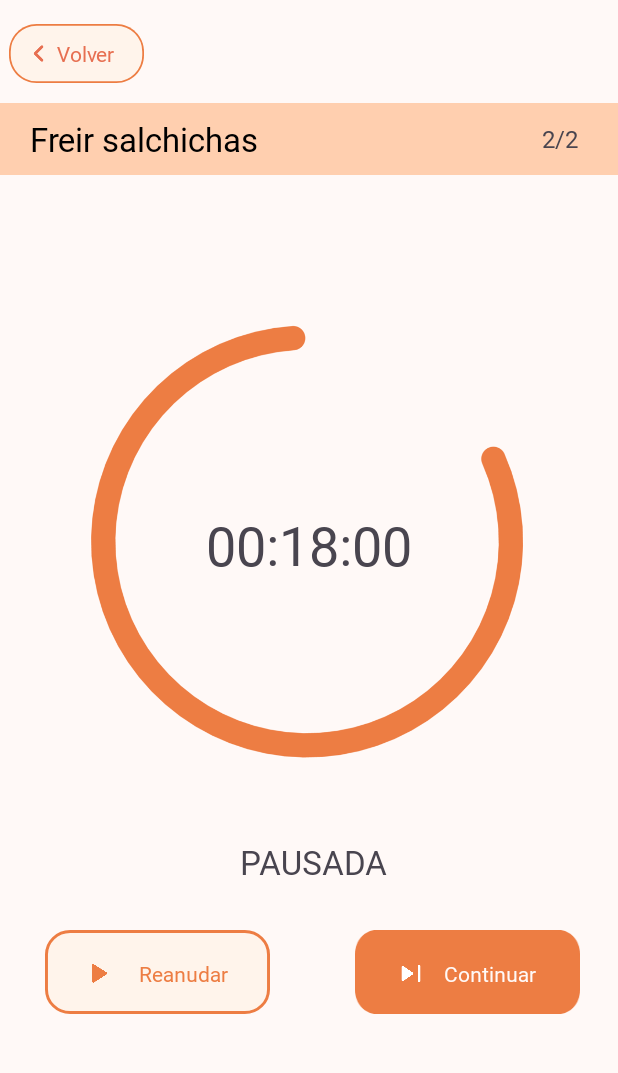
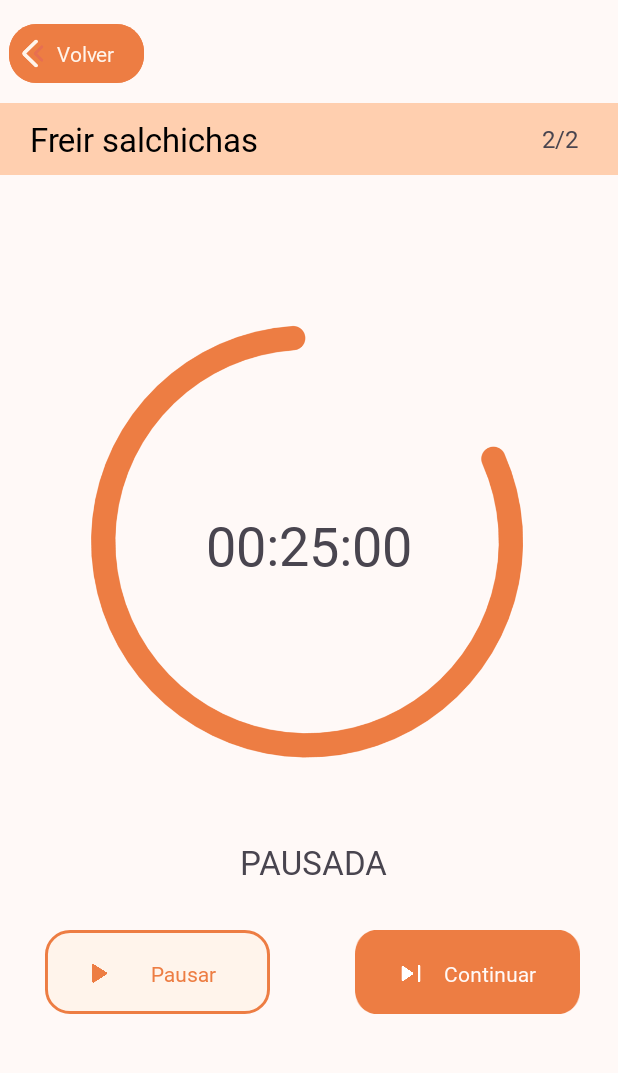
Before and after one commit to lhCabra/Maquetacion-UX-Cocinapp, an Android app: the StartRecipeActivity screen opened directly, with no data from a screen before it, after a tap on "Pausar", on a phone screen of 412 x 824 dp, the part 96-1169 px from its top. Run offline under Robolectric (Android 15) with nearby library versions, the phone set to English and light mode, and no system bars; our stand-ins replace navigation-ui; 1 statement that could not run was skipped; 2 other taps on this screen came first.

Commit message:
active color changes on buttons

```diff
--- a/Cocinapp/app/src/main/java/com/example/cocinapp/StartRecipeActivity.kt
+++ b/Cocinapp/app/src/main/java/com/example/cocinapp/StartRecipeActivity.kt
@@ -1,20 +1,19 @@
 package com.example.cocinapp
 
 import android.content.Intent
+import android.content.res.ColorStateList
 import android.os.Bundle
+import android.os.Handler
+import android.os.Looper
 import android.view.View
 import android.widget.ImageView
 import android.widget.RelativeLayout
 import android.widget.TextView
-import androidx.activity.enableEdgeToEdge
 import androidx.appcompat.app.AppCompatActivity
-import androidx.core.view.ViewCompat
-import androidx.core.view.WindowInsetsCompat
-import androidx.core.view.marginLeft
+import androidx.core.content.ContextCompat
 import androidx.navigation.findNavController
 import androidx.navigation.ui.AppBarConfiguration
 import androidx.navigation.ui.navigateUp
-import com.example.cocinapp.databinding.ActivityInstructionsBinding
 import com.example.cocinapp.databinding.ActivityStartRecipeBinding
 
 class StartRecipeActivity : AppCompatActivity() {
@@ -27,8 +26,13 @@ class StartRecipeActivity : AppCompatActivity() {
 
         binding = ActivityStartRecipeBinding.inflate(layoutInflater)
         setContentView(R.layout.activity_start_recipe)
-        val play=findViewById<RelativeLayout>(R.id.button_back)
-        play.setOnClickListener {
+        val back=findViewById<RelativeLayout>(R.id.button_back)
+        val textBack=findViewById<TextView>(R.id.text_volver)
+        val iconBack=findViewById<ImageView>(R.id.icon_back)
+        back.setOnClickListener {
+            back.backgroundTintList = ColorStateList.valueOf(ContextCompat.getColor(this,R.color.primary))
+            textBack.setTextColor(ContextCompat.getColor(this, R.color.table_rows))
+            iconBack.setBackgroundResource(R.drawable.icon_back_clicked)
             val intent= Intent(this,MainActivity::class.java)
             startActivity(intent)
         }
@@ -42,29 +46,55 @@ class StartRecipeActivity : AppCompatActivity() {
         val continueButton = findViewById<RelativeLayout>(R.id.continue_button)
 
         pauseButton.setOnClickListener {
-            if( textView.visibility != View.VISIBLE) {
+            pauseButton.setBackgroundResource(R.drawable.extended_fa)
+            pauseText.setTextColor(ContextCompat.getColor(this, R.color.table_rows))
+
+            val handler = Handler(Looper.getMainLooper())
+
+            if (textView.visibility != View.VISIBLE) {
+                iconPause.setImageResource(R.drawable.pause_clicked)
+
+                handler.postDelayed({
+                   pauseButton.setBackgroundResource(R.drawable.pausebkground)
+                    pauseText.setTextColor(ContextCompat.getColor(this, R.color.primary))
+
                     textView.visibility = View.VISIBLE
-                pauseText.text = "Reanudar"
+                    pauseText.text = getString(R.string.reanudar)
                     iconPause.setImageResource(R.drawable.play_arrow_button)
-            }
-            else{
+                }, 120)
+
+            } else {
+                iconPause.setImageResource(R.drawable.play_clicked_recipe)
+
+                handler.postDelayed({
+                   pauseButton.setBackgroundResource(R.drawable.pausebkground)
+                    pauseText.setTextColor(ContextCompat.getColor(this, R.color.primary))
+
                     textView.visibility = View.INVISIBLE
-                pauseText.text = "Pausar"
+                    pauseText.text = getString(R.string.pausar)
                     iconPause.setImageResource(R.drawable.pause)
+                }, 120)
             }
         }
+
         continueButton.setOnClickListener {
             continueClickCount++
             textView.visibility = View.INVISIBLE
+            continueButton.setBackgroundResource(R.drawable.start_clicked)
 
+            val handler = Handler(Looper.getMainLooper())
+
+            handler.postDelayed({
                 if (continueClickCount == 1) {
-                alarmText.text = "Freir salchichas"
+                    alarmText.text = getString(R.string.freir_salchichas)
                     alarmNumber.text = "2/2"
-                timerText.text = "00:18:00"
+                    timerText.text = getString(R.string._00_18_00)
+                    continueButton.setBackgroundResource(R.drawable.extended_fa)
                 } else if (continueClickCount == 2) {
-                val intent=Intent(this,InstructionsActivity::class.java)
+                    val intent = Intent(this, MainActivity::class.java)
                     startActivity(intent)
                 }
+            }, 120)
         }
     }
 
--- /dev/null
+++ b/Cocinapp/app/src/main/res/drawable/start_clicked.xml
@@ -0,0 +1,18 @@
+<!-- drawable/extended_fa.xml -->
+<vector
+    xmlns:android="http://schemas.android.com/apk/res/android"
+    android:width="169dp"
+    android:height="56dp"
+    android:viewportWidth="169"
+    android:viewportHeight="56"
+    >
+    <group>
+        <clip-path
+            android:pathData="M16 0H153C161.837 0 169 7.16344 169 16V40C169 48.8366 161.837 56 153 56H16C7.16344 56 0 48.8366 0 40V16C0 7.16344 7.16344 0 16 0Z"
+            />
+        <path
+            android:pathData="M0 0V56H169V0"
+            android:fillColor="#FFA56A"
+            />
+    </group>
+</vector>
```
Also changed, not shown: Cocinapp/app/src/main/java/com/example/cocinapp/InstructionsActivity.kt (+11 -1 lines), Cocinapp/app/src/main/java/com/example/cocinapp/MainActivity.kt (+6 -1 lines), Cocinapp/app/src/main/res/layout-v31/activity_main.xml (+9 -6 lines), Cocinapp/app/src/main/res/drawable/icon_back_clicked.png (added), Cocinapp/app/src/main/res/drawable/pause_clicked.png (added), Cocinapp/app/src/main/res/drawable/play_clicked.png (added), Cocinapp/app/src/main/res/drawable/play_clicked_recipe.png (added). Lines whose indentation alone changed are shown as unchanged.
